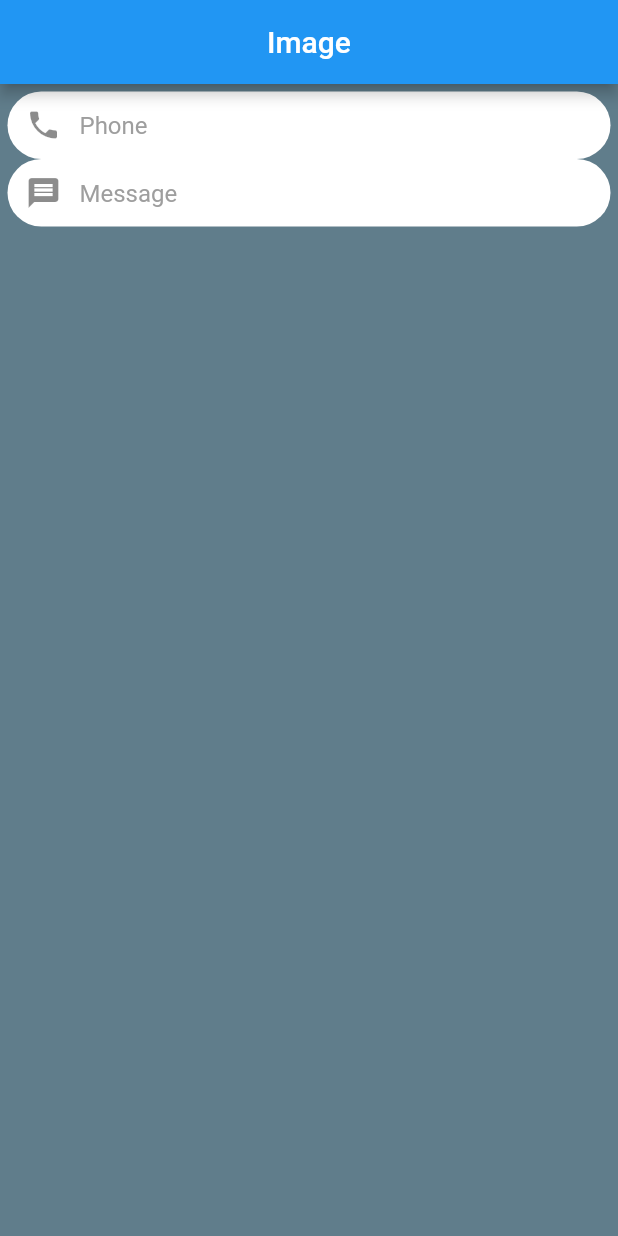
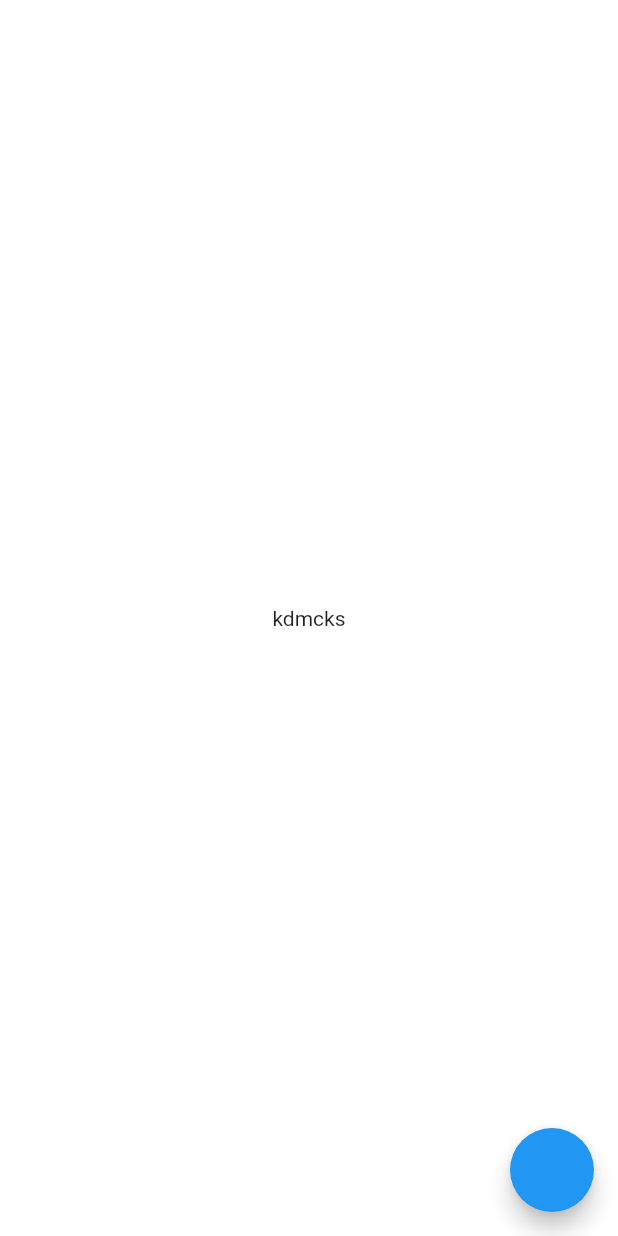
Before and after one commit to FirdavsSayidov/best, a Flutter app: the screen it shows after launch, on a phone screen of 412 x 824 dp. Run offline on Flutter 3.47's test engine with Material 2 defaults, Android fonts, the phone set to English and light mode, and no system bars.

Commit message:
skjnskd akdnksaca kajdnka

```diff
--- a/lib/main.dart
+++ b/lib/main.dart
@@ -1,5 +1,4 @@
 import 'package:best/pages/Homepage.dart';
-
 import 'package:flutter/material.dart';
 
 void main() {
@@ -18,6 +17,11 @@ class MyApp extends StatelessWidget {
         primarySwatch: Colors.blue,
       ),
       home: HomePage(),
+     routes: {
+        AsadBek.id:(context)=>const AsadBek(),
+
+
+     },
 
     );
   }
--- a/lib/pages/Homepage.dart
+++ b/lib/pages/Homepage.dart
@@ -1,84 +1,49 @@
 import 'package:flutter/material.dart';
-import 'package:flutter/cupertino.dart';
+
 class HomePage extends StatefulWidget {
-
   const HomePage({Key? key}) : super(key: key);
- static const String id ="HomePage";
+  static final String id = "HomePage";
 
   @override
   State<HomePage> createState() => _HomePageState();
 }
 
 class _HomePageState extends State<HomePage> {
-  void _androidDilaog(){
-   showDialog(context: context, builder: (BuildContext context){
-     return AlertDialog(
-       title: Text('Log out'),
-       content: Image( height: 140,width: 140,
-         image: AssetImage('assets/images/pubg.jpg'),
-       ),
-
-     );
-
-
-   });
-  }
-
-  late PageController _pageController;
-  int selectedPage = 0;
-
-  @override
-  void initState() {
-    super.initState();
-    _pageController = PageController();
-  }
+  int _press = 0;
 
   @override
   Widget build(BuildContext context) {
-    return Scaffold( backgroundColor: Colors.blueGrey,
+    return Scaffold(backgroundColor: Colors.white,
+        body: SafeArea(child:Container(
+          child: Center(
+            child: Text('kdmcks'),
+          ),
+        ),
 
-      appBar: AppBar(
-        title: Center(child: Text('Image')),
+        ),
+    floatingActionButton: FloatingActionButton(onPressed: (){
+      Navigator.of(context).pushNamed(AsadBek.id);
+    },
+    ),
+    );
+  }
+}
+
+class AsadBek extends StatefulWidget {
+   static const  String id='kjzs';
+  const AsadBek({Key? key}) : super(key: key);
+
+  @override
+  State<AsadBek> createState() => _AsadBekState();
+}
+
+class _AsadBekState extends State<AsadBek> {
+  @override
+  Widget build(BuildContext context) {
+    return Scaffold(
+      body: Center(
+        child: Text('dsnkk'),
       ),
-
-      body: Container(padding: EdgeInsets.all(5),
-        child: Column(
-          children: [
-            Container( height: 45, width: double.infinity,
-              decoration: BoxDecoration(
-                borderRadius: BorderRadius.circular(22.5),color: Colors.white
-              ),
-              child: const TextField(
-                decoration: InputDecoration(
-                  hintText: "Phone",
-                  hintStyle: TextStyle(color:Colors.grey),
-                  prefixIcon: Icon(Icons.phone),
-                  border: InputBorder.none
-
-                ),
-              ),
-            ),
-            Container(
-              height: 45,
-              width: double.infinity,
-              decoration: BoxDecoration(
-                color: Colors.white,borderRadius: BorderRadius.circular(22.5),
-              ),
-              child: TextField(
-                decoration: InputDecoration(
-                  hintStyle: TextStyle(color: Colors.grey),
-                  hintText: 'Message',
-                  prefixIcon: Icon(Icons.message),
-                  border: InputBorder.none
-                ),
-              ),
-            )
-          ],
-        ),
-      ),
-
-        );
-
+    );
   }
-
 }
--- a/pubspec.yaml
+++ b/pubspec.yaml
@@ -12,9 +12,11 @@ dependencies:
   flutter:
     sdk: flutter
 
+  cupertino_icons: ^1.0.2
+  flutter_speed_dial: 6.0.0
+  fluttertoast: 8.0.9
+  fancy_bottom_navigation: 0.3.3
 
-
-  cupertino_icons: ^1.0.2
 
 dev_dependencies:
   flutter_test:
```
Also changed, not shown: assets/images/insatgram.png (added), pubspec.lock.
